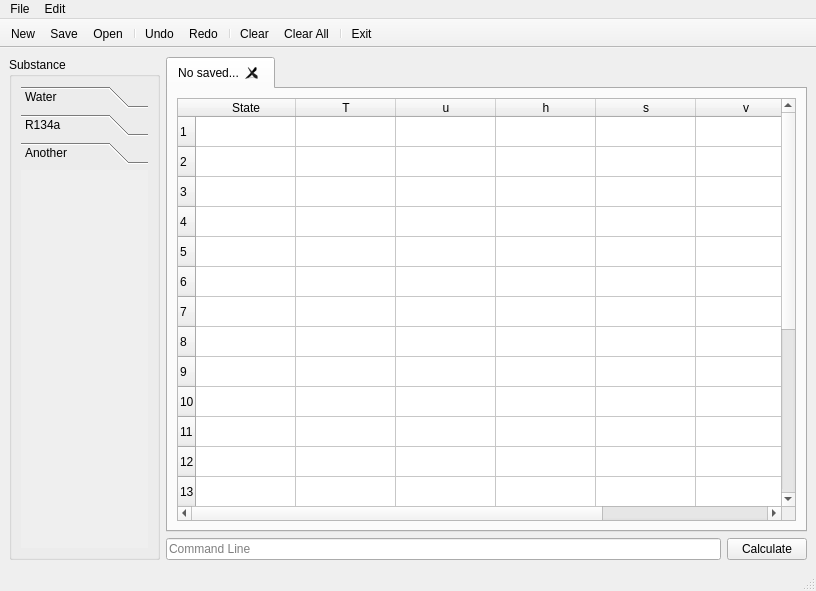
Qt form qtsteammainwindow.ui (angel3071/QtSteam) before a commit.
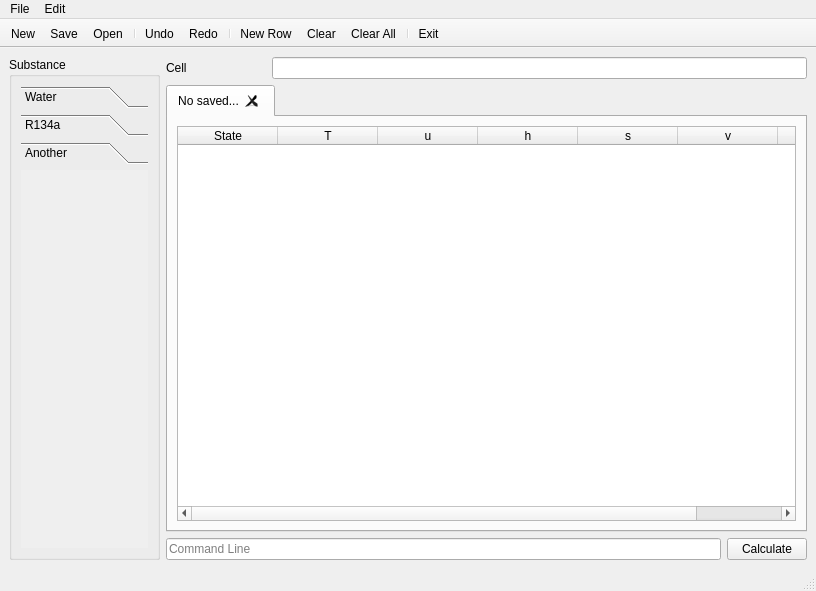
The same form after that commit. The open tabs and pages were chosen to show the change. Icons and pictures are not drawn.

The edit to the form file:
```diff
--- a/qtsteammainwindow.ui
+++ b/qtsteammainwindow.ui
@@ -278,6 +278,26 @@
     </item>
     <item>
      <layout class="QVBoxLayout" name="verticalLayout">
+      <item>
+       <layout class="QHBoxLayout" name="horizontalLayout_3">
+        <item>
+         <widget class="QLabel" name="actualCell">
+          <property name="minimumSize">
+           <size>
+            <width>100</width>
+            <height>0</height>
+           </size>
+          </property>
+          <property name="text">
+           <string>Cell</string>
+          </property>
+         </widget>
+        </item>
+        <item>
+         <widget class="QLineEdit" name="actualCellContent"/>
+        </item>
+       </layout>
+      </item>
       <item>
        <widget class="QTabWidget" name="sheetTabWidget">
         <property name="currentIndex">
@@ -290,7 +310,7 @@
          <attribute name="title">
           <string>No saved...</string>
          </attribute>
-         <layout class="QHBoxLayout" name="horizontalLayout_3">
+         <layout class="QVBoxLayout" name="verticalLayout_7">
           <item>
            <widget class="QTableWidget" name="principalSheet">
             <property name="sortingEnabled">
@@ -302,111 +322,6 @@
             <property name="cornerButtonEnabled">
              <bool>true</bool>
             </property>
-            <row>
-             <property name="text">
-              <string>1</string>
-             </property>
-            </row>
-            <row>
-             <property name="text">
-              <string>2</string>
-             </property>
-            </row>
-            <row>
-             <property name="text">
-              <string>3</string>
-             </property>
-            </row>
-            <row>
-             <property name="text">
-              <string>4</string>
-             </property>
-            </row>
-            <row>
-             <property name="text">
-              <string>5</string>
-             </property>
-            </row>
-            <row>
-             <property name="text">
-              <string>6</string>
-             </property>
-            </row>
-            <row>
-             <property name="text">
-              <string>7</string>
-             </property>
-            </row>
-            <row>
-             <property name="text">
-              <string>8</string>
-             </property>
-            </row>
-            <row>
-             <property name="text">
-              <string>9</string>
-             </property>
-            </row>
-            <row>
-             <property name="text">
-              <string>10</string>
-             </property>
-            </row>
-            <row>
-             <property name="text">
-              <string>11</string>
-             </property>
-            </row>
-            <row>
-             <property name="text">
-              <string>12</string>
-             </property>
-            </row>
-            <row>
-             <property name="text">
-              <string>13</string>
-             </property>
-            </row>
-            <row>
-             <property name="text">
-              <string>14</string>
-             </property>
-            </row>
-            <row>
-             <property name="text">
-              <string>15</string>
-             </property>
-            </row>
-            <row>
-             <property name="text">
-              <string>16</string>
-             </property>
-            </row>
-            <row>
-             <property name="text">
-              <string>17</string>
-             </property>
-            </row>
-            <row>
-             <property name="text">
-              <string>18</string>
-             </property>
-            </row>
-            <row>
-             <property name="text">
-              <string>19</string>
-             </property>
-            </row>
-            <row>
-             <property name="text">
-              <string>20</string>
-             </property>
-            </row>
-            <row>
-             <property name="text">
-              <string>21</string>
-             </property>
-            </row>
             <column>
              <property name="text">
               <string>State</string>
@@ -533,6 +448,7 @@
    <addaction name="actionUndo"/>
    <addaction name="actionRedo"/>
    <addaction name="separator"/>
+   <addaction name="actionNew_Row"/>
    <addaction name="actionClear"/>
    <addaction name="actionClear_All"/>
    <addaction name="separator"/>
@@ -658,6 +574,21 @@
     <string>Ctrl+R</string>
    </property>
   </action>
+  <action name="actionNew_Row">
+   <property name="icon">
+    <iconset resource="ResourcesQtSteam.qrc">
+     <normaloff>:/icons/list-add.svg</normaloff>:/icons/list-add.svg</iconset>
+   </property>
+   <property name="text">
+    <string>New Row</string>
+   </property>
+   <property name="toolTip">
+    <string>Insert a new row at the end of the table</string>
+   </property>
+   <property name="shortcut">
+    <string>Ctrl+Shift+N</string>
+   </property>
+  </action>
  </widget>
  <resources>
   <include location="ResourcesQtSteam.qrc"/>
```
Left out of the diff: 8 changed lines with no effect on the pictures.
